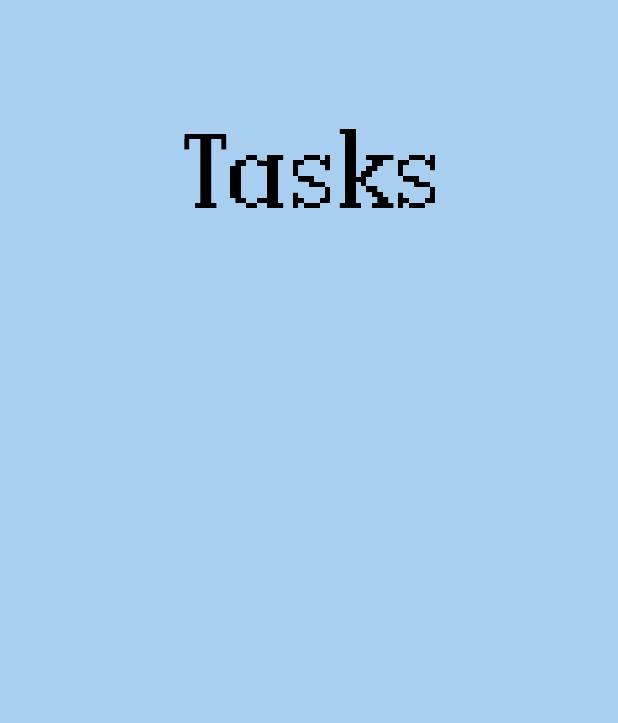
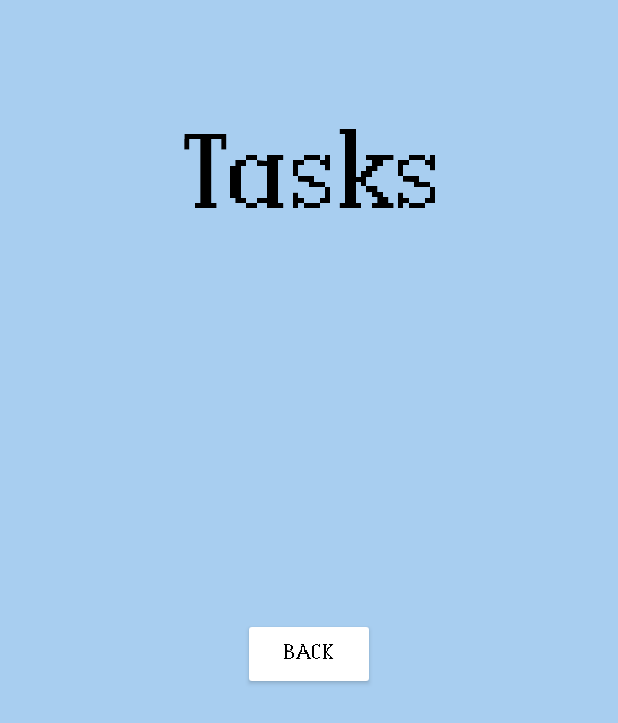
Before and after one commit to git-mad/oscar2023, an Android app: the layout tasks_view.xml on its own in the app's theme, with its tools: preview values and no code run, on a phone screen of 412 x 824 dp. Shown: the top 723 px of the screen. Run offline under Robolectric (Android 15) with nearby library versions, the phone set to English and light mode, and no system bars.

Commit message:
Adds task view and button

```diff
--- a/ToDoApp/app/src/main/AndroidManifest.xml
+++ b/ToDoApp/app/src/main/AndroidManifest.xml
@@ -22,6 +22,9 @@
                 <category android:name="android.intent.category.LAUNCHER" />
             </intent-filter>
         </activity>
+        <activity
+            android:name=".TaskView"
+            android:exported="true"/>
 
     </application>
 
--- a/ToDoApp/app/src/main/java/com/example/todoapp/TaskView.java
+++ b/ToDoApp/app/src/main/java/com/example/todoapp/TaskView.java
@@ -1,6 +1,8 @@
 package com.example.todoapp;
 
+import android.content.Intent;
 import android.os.Bundle;
+import android.view.View;
 
 import androidx.appcompat.app.AppCompatActivity;
 
@@ -10,4 +12,8 @@ public class TaskView extends AppCompatActivity {
         super.onCreate(savedInstanceState);
         setContentView(R.layout.tasks_view);
     }
+
+    public void toWelcome(View view) {
+        startActivity(new Intent(TaskView.this, WelcomeView.class));
+    }
 }
--- a/ToDoApp/app/src/main/res/layout/tasks_view.xml
+++ b/ToDoApp/app/src/main/res/layout/tasks_view.xml
@@ -19,6 +19,18 @@
         app:layout_constraintLeft_toLeftOf="parent"
         app:layout_constraintRight_toRightOf="parent"/>
 
+    <Button
+        android:layout_width="wrap_content"
+        android:layout_height="wrap_content"
+        android:text="back"
+        android:textColor="@color/black"
+        android:fontFamily="@font/dotrix"
+        android:backgroundTint="@color/white"
+        app:layout_constraintLeft_toLeftOf="parent"
+        app:layout_constraintRight_toRightOf="parent"
+        app:layout_constraintTop_toBottomOf="@id/mid"
+        android:onClick="toWelcome"/>
+
     <androidx.constraintlayout.widget.Guideline
         android:id="@+id/top"
         android:layout_width="wrap_content"
@@ -26,4 +38,11 @@
         android:orientation="horizontal"
         app:layout_constraintGuide_percent="0.1" />
 
+    <androidx.constraintlayout.widget.Guideline
+        android:id="@+id/mid"
+        android:layout_width="wrap_content"
+        android:layout_height="wrap_content"
+        android:orientation="horizontal"
+        app:layout_constraintGuide_percent="0.5" />
+
 </androidx.constraintlayout.widget.ConstraintLayout>
```
